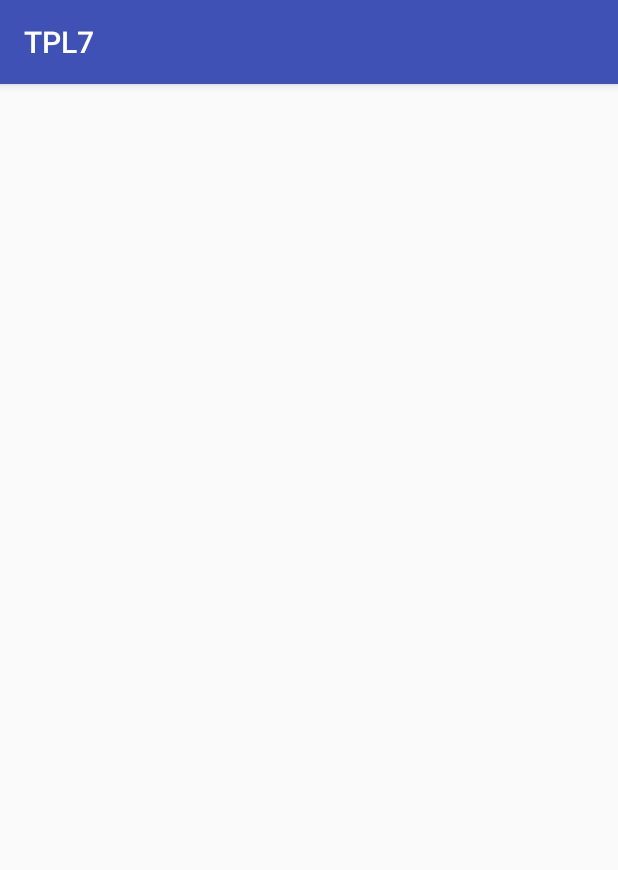
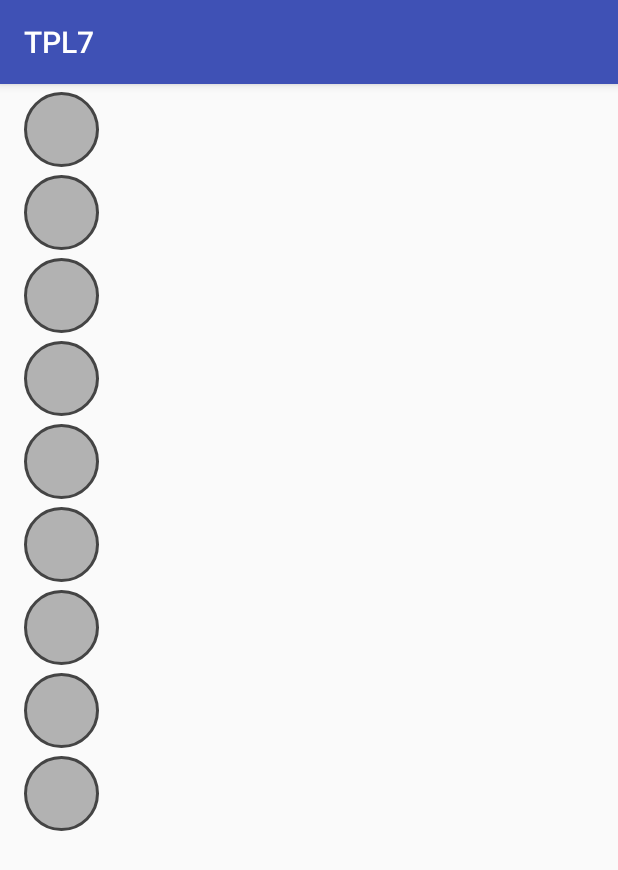
Before and after one commit to ginagr/ThePerfectLineup3.0, an Android app: the screen it shows after launch (LineupActivity), on a phone screen of 412 x 824 dp. Shown: the top 870 px of the screen. Run offline under Robolectric (Android 15) with nearby library versions, the phone set to English and light mode, and no system bars.

Commit message:
lineup xml

```diff
--- /dev/null
+++ b/app/src/main/java/ggr/tpl7/PictureUtils.java
@@ -0,0 +1,40 @@
+package ggr.tpl7;
+
+import android.app.Activity;
+import android.graphics.Bitmap;
+import android.graphics.BitmapFactory;
+import android.graphics.Point;
+
+public class PictureUtils {
+    public static Bitmap getScaledBitmap(String path, Activity activity) {
+        Point size = new Point();
+        activity.getWindowManager().getDefaultDisplay()
+                .getSize(size);
+
+        return getScaledBitmap(path, size.x, size.y);
+    }
+
+    public static Bitmap getScaledBitmap(String path, int destWidth, int destHeight) {
+        // read in the dimensions of the image on disk
+        BitmapFactory.Options options = new BitmapFactory.Options();
+        options.inJustDecodeBounds = true;
+        BitmapFactory.decodeFile(path, options);
+
+        float srcWidth = options.outWidth;
+        float srcHeight = options.outHeight;
+
+        int inSampleSize = 1;
+        if (srcHeight > destHeight || srcWidth > destWidth) {
+            if (srcWidth > srcHeight) {
+                inSampleSize = Math.round(srcHeight / destHeight);
+            } else {
+                inSampleSize = Math.round(srcWidth / destWidth);
+            }
+        }
+
+        options = new BitmapFactory.Options();
+        options.inSampleSize = inSampleSize;
+
+        return BitmapFactory.decodeFile(path, options);
+    }
+}
--- a/app/src/main/res/layout/activity_lineup.xml
+++ b/app/src/main/res/layout/activity_lineup.xml
@@ -5,19 +5,172 @@
     xmlns:tools="http://schemas.android.com/tools"
     android:layout_width="match_parent"
     android:layout_height="match_parent"
-    android:paddingBottom="@dimen/activity_vertical_margin"
+    android:paddingBottom="5dp"
     android:paddingLeft="@dimen/activity_horizontal_margin"
     android:paddingRight="@dimen/activity_horizontal_margin"
-    android:paddingTop="@dimen/activity_vertical_margin"
+    android:paddingTop="5dp"
     tools:context="ggr.tpl7.LineupActivity">
 
     <LinearLayout
-        android:layout_width="match_parent"
+        android:layout_width="wrap_content"
         android:layout_height="match_parent"
-        android:id="@+id/boat_layout"
+        android:id="@+id/image_boat_layout"
         android:orientation="vertical">
 
+        <Button
+            android:id="@+id/lineup_cox_image_button_view"
+            android:text=""
+            android:layout_width="50dp"
+            android:layout_height="50dp"
+            android:background="@drawable/circle"
+            android:layout_marginBottom="5dp"
+            />
+        <Button
+            android:id="@+id/lineup_8_image_button_view"
+            android:text=""
+            android:layout_width="50dp"
+            android:layout_height="50dp"
+            android:background="@drawable/circle"
+            android:layout_marginBottom="5dp"
+            />
+        <Button
+            android:id="@+id/lineup_7_image_button_view"
+            android:text=""
+            android:layout_width="50dp"
+            android:layout_height="50dp"
+            android:background="@drawable/circle"
+            android:layout_marginBottom="5dp"
+            />
+        <Button
+            android:id="@+id/lineup_6_image_button_view"
+            android:text=""
+            android:layout_width="50dp"
+            android:layout_height="50dp"
+            android:background="@drawable/circle"
+            android:layout_marginBottom="5dp"
+            />
+        <Button
+            android:id="@+id/lineup_5_image_button_view"
+            android:text=""
+            android:layout_width="50dp"
+            android:layout_height="50dp"
+            android:background="@drawable/circle"
+            android:layout_marginBottom="5dp"
+            />
+        <Button
+            android:id="@+id/lineup_4_image_button_view"
+            android:text=""
+            android:layout_width="50dp"
+            android:layout_height="50dp"
+            android:background="@drawable/circle"
+            android:layout_marginBottom="5dp"
+            />
+        <Button
+            android:id="@+id/lineup_3_image_button_view"
+            android:text=""
+            android:layout_width="50dp"
+            android:layout_height="50dp"
+            android:background="@drawable/circle"
+            android:layout_marginBottom="5dp"
+            />
+        <Button
+            android:id="@+id/lineup_2_image_button_view"
+            android:text=""
+            android:layout_width="50dp"
+            android:layout_height="50dp"
+            android:background="@drawable/circle"
+            android:layout_marginBottom="5dp"
+            />
+        <Button
+            android:id="@+id/lineup_1_image_button_view"
+            android:text=""
+            android:layout_width="50dp"
+            android:layout_height="50dp"
+            android:background="@drawable/circle"
+            android:layout_marginBottom="5dp"
+            />
 
     </LinearLayout>
 
+    <LinearLayout
+        android:layout_width="wrap_content"
+        android:layout_height="wrap_content"
+        android:orientation="vertical"
+        android:layout_toRightOf="@id/image_boat_layout">
+
+        <TextView
+            android:id="@+id/lineup_cox_text_name_view"
+            android:layout_width="match_parent"
+            android:textStyle="bold"
+            tools:text="Athlete Name"
+            android:padding="4dp"
+            android:textSize="16sp"
+            android:layout_height="55dp"/>
+        <TextView
+            android:id="@+id/lineup_8_text_name_view"
+            android:layout_width="match_parent"
+            android:textStyle="bold"
+            tools:text="Athlete Name"
+            android:padding="4dp"
+            android:textSize="16sp"
+            android:layout_height="55dp"/>
+        <TextView
+            android:id="@+id/lineup_7_text_name_view"
+            android:layout_width="match_parent"
+            android:textStyle="bold"
+            tools:text="Athlete Name"
+            android:padding="4dp"
+            android:textSize="16sp"
+            android:layout_height="55dp"/>
+        <TextView
+            android:id="@+id/lineup_6_text_name_view"
+            android:layout_width="match_parent"
+            android:textStyle="bold"
+            tools:text="Athlete Name"
+            android:padding="4dp"
+            android:textSize="16sp"
+            android:layout_height="55dp"/>
+        <TextView
+            android:id="@+id/lineup_5_text_name_view"
+            android:layout_width="match_parent"
+            android:textStyle="bold"
+            tools:text="Athlete Name"
+            android:padding="4dp"
+            android:textSize="16sp"
+            android:layout_height="55dp"/>
+        <TextView
+            android:id="@+id/lineup_4_text_name_view"
+            android:layout_width="match_parent"
+            android:textStyle="bold"
+            tools:text="Athlete Name"
+            android:padding="4dp"
+            android:textSize="16sp"
+            android:layout_height="55dp"/>
+        <TextView
+            android:id="@+id/lineup_3_text_name_view"
+            android:layout_width="match_parent"
+            android:textStyle="bold"
+            tools:text="Athlete Name"
+            android:padding="4dp"
+            android:textSize="16sp"
+            android:layout_height="55dp"/>
+        <TextView
+            android:id="@+id/lineup_2_text_name_view"
+            android:layout_width="match_parent"
+            android:textStyle="bold"
+            tools:text="Athlete Name"
+            android:padding="4dp"
+            android:textSize="16sp"
+            android:layout_height="55dp"/>
+        <TextView
+            android:id="@+id/lineup_1_text_name_view"
+            android:layout_width="match_parent"
+            android:textStyle="bold"
+            tools:text="Athlete Name"
+            android:padding="4dp"
+            android:textSize="16sp"
+            android:layout_height="55dp"
+            />
+    </LinearLayout>
+
 </RelativeLayout>
--- a/app/src/main/res/layout/list_item_athlete.xml
+++ b/app/src/main/res/layout/list_item_athlete.xml
@@ -27,7 +27,7 @@
         android:textStyle="bold"
         tools:text="Athlete Name"
         android:padding="4dp"
-        android:layout_toRightOf="@id/athlete_circle_button"
+        android:layout_toRightOf="@id/list_item_athlete_image_button_view"
         android:textSize="16sp"
         android:textAlignment="textStart"/>
     <!--android:layout_toLeftOf="@id/list_item_athlete_twok_text_view"-->
@@ -39,7 +39,7 @@
         android:layout_below="@id/list_item_athlete_name_text_view"
         tools:text="Athlete 2k"
         android:padding="4dp"
-        android:layout_toRightOf="@id/athlete_circle_button"/>
+        android:layout_toRightOf="@id/list_item_athlete_image_button_view"/>
     <!--android:layout_toLeftOf="@id/list_item_athlete_twok_text_view"-->
 
 </RelativeLayout>
```
